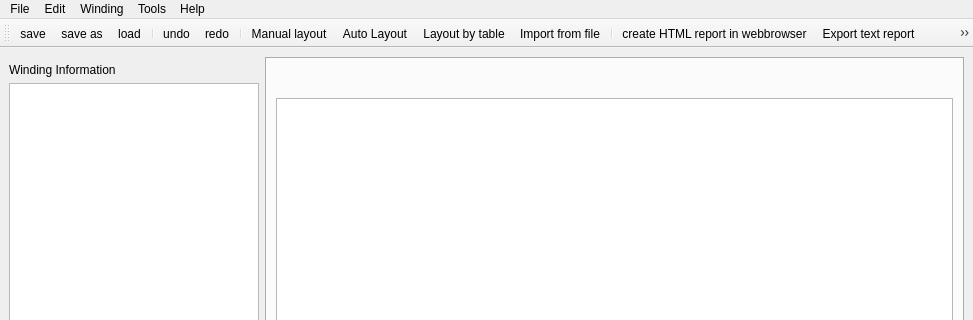
Old version of the form swat_em/ui/MainWindow.ui in the repository mjfwest/swat-em; both pictures show x 0 to 973 and y 0 to 320 of the 973 by 749 pixel window.
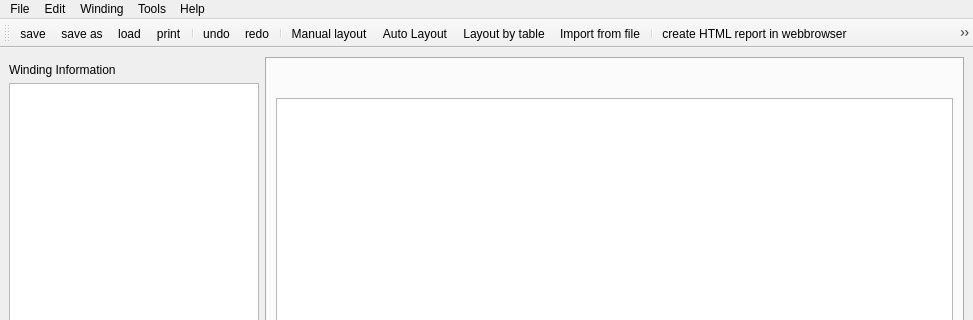
New version of the form. The open tabs and pages were chosen to show the change. Icons and pictures are not drawn.

Commit message: bugfix: plot button was missing

The edit to the form file:
```diff
--- a/swat_em/ui/MainWindow.ui
+++ b/swat_em/ui/MainWindow.ui
@@ -923,6 +923,7 @@
    <addaction name="actionsave"/>
    <addaction name="actionsave_as"/>
    <addaction name="actionload"/>
+   <addaction name="actionprint"/>
    <addaction name="separator"/>
    <addaction name="actionundo"/>
    <addaction name="actionredo"/>
```
Left out of the diff: 2 changed lines with no effect on the pictures.
